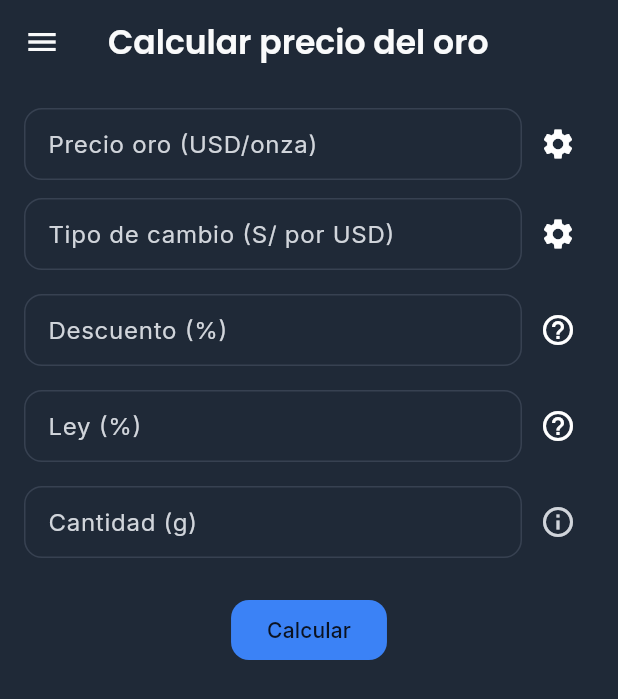
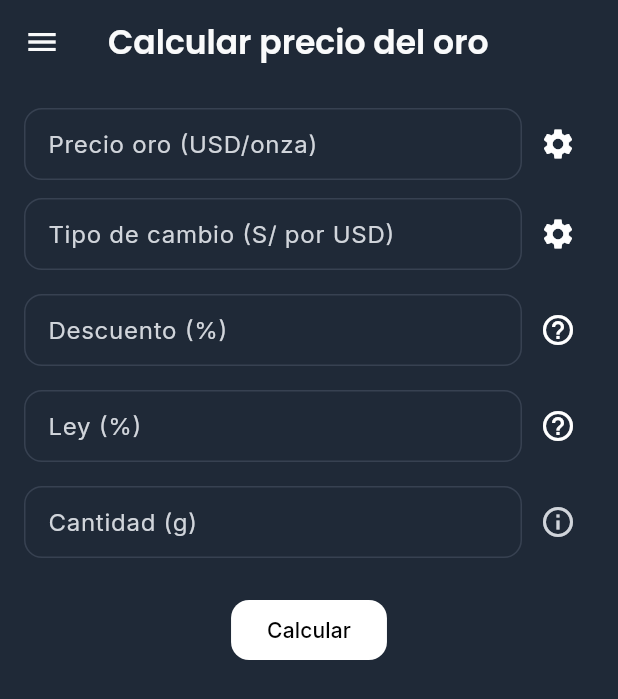
Before and after one commit to DeyviRodrigo/toolmape, a Flutter app: the screen it shows after launch, after a tap on the "settings" icon, on a phone screen of 412 x 824 dp. Shown: the top 699 px of the screen. Run offline on Flutter 3.47's test engine with Material 3 defaults, Android fonts, the phone set to English and light mode, and no system bars; our stand-ins replace flutter_dotenv, flutter_local_notifications, flutter_riverpod, google_fonts, shared_preferences, supabase_flutter and 2 more; accounts and stored records are empty; network calls fail.

Commit message:
feat: add black theme and persist selection

```diff
--- a/lib/features/calculator/presentation/pages/calculadora_page.dart
+++ b/lib/features/calculator/presentation/pages/calculadora_page.dart
@@ -380,6 +380,12 @@ class _CalculadoraForm extends StatelessWidget {
         const SizedBox(height: 24),
         FilledButton(
           onPressed: onCalcular,
+          style: Theme.of(context).brightness == Brightness.dark
+              ? FilledButton.styleFrom(
+                  backgroundColor: Colors.white,
+                  foregroundColor: Colors.black,
+                )
+              : null,
           child: const Text('Calcular'),
         ),
       ],
--- a/lib/presentation/widgets/app_drawer.dart
+++ b/lib/presentation/widgets/app_drawer.dart
@@ -26,8 +26,6 @@ class AppDrawer extends StatelessWidget {
       child: SafeArea(
         child: Consumer(
           builder: (context, ref, _) {
-            final mode = ref.watch(themeModeProvider);
-            final isDark = mode == ThemeMode.dark;
             return ListView(
               padding: EdgeInsets.zero,
               children: [
@@ -62,13 +60,23 @@ class AppDrawer extends StatelessWidget {
                   title: 'Dejar feedback sobre la app',
                   onTap: () { Navigator.pop(context); },
                 ),
-                SwitchListTile(
-                  value: isDark,
-                  title: const Text('Tema oscuro'),
-                  secondary: const Icon(Icons.brightness_6),
-                  onChanged: (v) =>
-                      ref.read(themeModeProvider.notifier).state =
-                          v ? ThemeMode.dark : ThemeMode.light,
+                ListTile(
+                  leading: const Icon(Icons.brightness_6),
+                  title: const Text('Tema'),
+                  trailing: DropdownButton<String>(
+                    value: ref.watch(themeProfileProvider).value ?? 'dark',
+                    items: const [
+                      DropdownMenuItem(value: 'dark', child: Text('Oscuro')),
+                      DropdownMenuItem(value: 'light', child: Text('Claro')),
+                      DropdownMenuItem(value: 'gold', child: Text('Dorado')),
+                      DropdownMenuItem(value: 'black', child: Text('Negro')),
+                    ],
+                    onChanged: (v) {
+                      if (v != null) {
+                        ref.read(themeProfileProvider.notifier).setTheme(v);
+                      }
+                    },
+                  ),
                 ),
               ],
             );
--- a/lib/theme/theme_provider.dart
+++ b/lib/theme/theme_provider.dart
@@ -1,18 +1,47 @@
 import 'package:flutter/material.dart';
 import 'package:flutter_riverpod/flutter_riverpod.dart';
+import 'package:shared_preferences/shared_preferences.dart';
+
 import 'themes/index.dart';
 
-final themeModeProvider = StateProvider<ThemeMode>((_) => ThemeMode.dark);
-final themeProfileProvider = StateProvider<String>((_) => 'dark');
+class ThemeProfileNotifier extends AsyncNotifier<String> {
+  static const _kTheme = 'prefs.themeProfile';
+
+  @override
+  Future<String> build() async {
+    final p = await SharedPreferences.getInstance();
+    return p.getString(_kTheme) ?? 'dark';
+  }
+
+  Future<void> setTheme(String profile) async {
+    final p = await SharedPreferences.getInstance();
+    await p.setString(_kTheme, profile);
+    state = AsyncData(profile);
+  }
+}
+
+final themeProfileProvider =
+    AsyncNotifierProvider<ThemeProfileNotifier, String>(
+        () => ThemeProfileNotifier());
+
+final themeModeProvider = Provider<ThemeMode>((ref) {
+  final profile = ref.watch(themeProfileProvider).value ?? 'dark';
+  return (profile == 'dark' || profile == 'black')
+      ? ThemeMode.dark
+      : ThemeMode.light;
+});
 
 final themeDataProvider = Provider<ThemeData>((ref) {
-  switch (ref.watch(themeProfileProvider)) {
+  final profile = ref.watch(themeProfileProvider).value ?? 'dark';
+  switch (profile) {
     case 'gold':
       return goldBrandTheme;
+    case 'black':
+      return blackTheme;
+    case 'light':
+      return lightTheme;
     case 'dark':
+    default:
       return darkTheme;
-    case 'light':
-    default:
-      return lightTheme;
   }
 });
--- a/lib/theme/themes/index.dart
+++ b/lib/theme/themes/index.dart
@@ -1,3 +1,4 @@
 export 'theme_light.dart';
 export 'theme_dark.dart';
 export 'theme_goldbrand.dart';
+export 'theme_black.dart';
```
Also changed, not shown: lib/theme/themes/theme_black.dart (added, +40 -0 lines), lib/theme/tokens/color_schemes.dart (+32 -0 lines).
